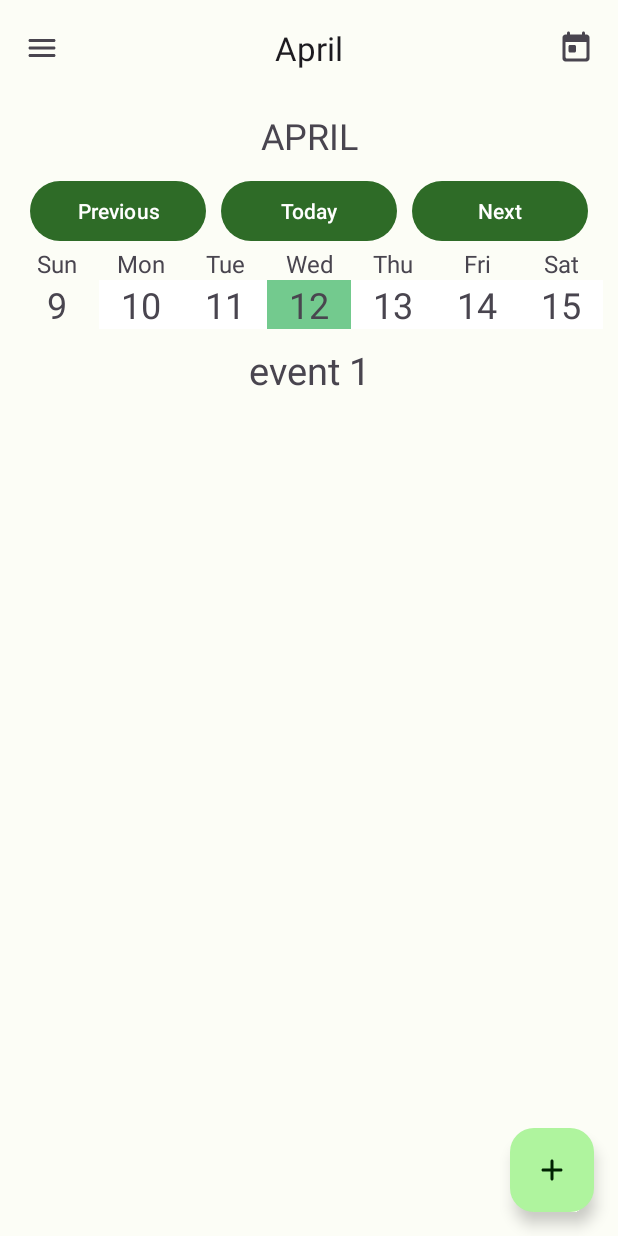
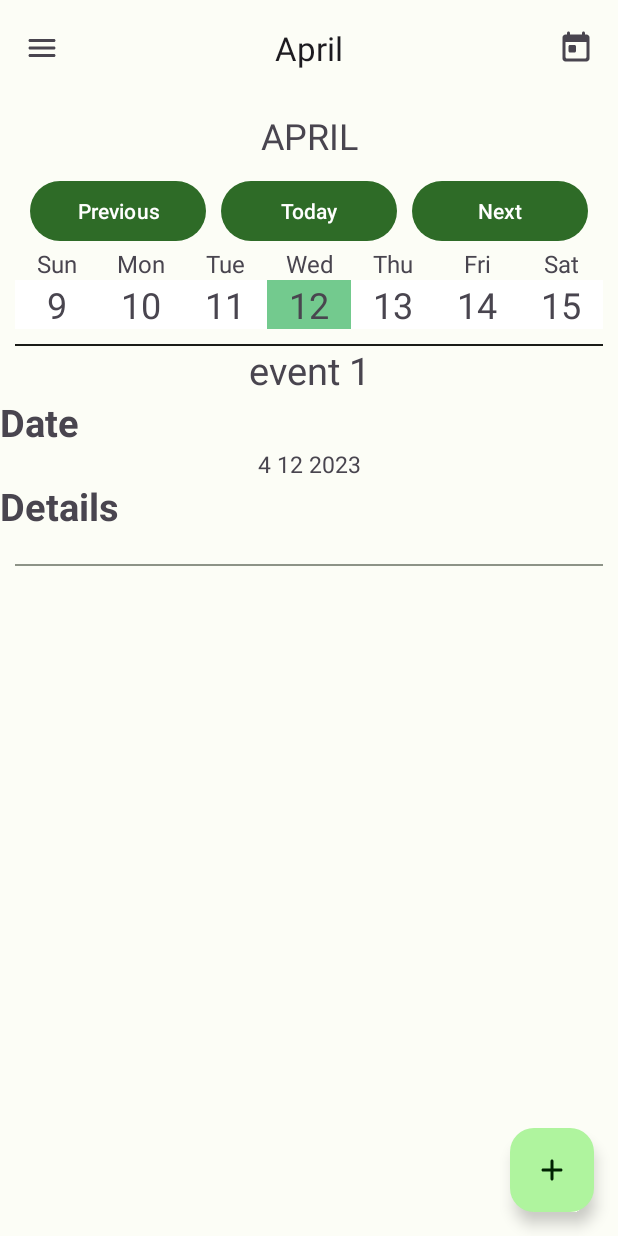
Before and after one commit to Monforton/Project-Inlook, an Android app: the WeekFragment screen opened through its navigation route, on a phone screen of 412 x 824 dp. Run offline under Robolectric (Android 15) with nearby library versions, the phone set to English and light mode, and no system bars; our stand-ins replace Room's generated code.

Commit message:
Started implementing events from the db and started formatting how the events display on the week screen. The events aren't displaying properly yet.

```diff
--- a/app/src/main/java/uab/cs422/projectinlook/ui/week/WeekEventAdapter.kt
+++ b/app/src/main/java/uab/cs422/projectinlook/ui/week/WeekEventAdapter.kt
@@ -11,25 +11,32 @@ import uab.cs422.projectinlook.entities.CalEvent
 
 class WeekEventAdapter(private val fragment: WeekFragment, private var eventData: List<CalEvent>) :
     RecyclerView.Adapter<WeekEventAdapter.ViewHolder>() {
+    private val data = eventData.toMutableList()
 
     class ViewHolder(view: View) : RecyclerView.ViewHolder(view) {
         val dayEventTitleView: TextView = view.findViewById(R.id.dayEventTitle)
         val dailyEventLayout: LinearLayout = view.findViewById(R.id.dailyEventDetails)
+        val dailyEventDate: TextView = view.findViewById(R.id.dailyEventDate)
+        val dailyEventDetails: TextView = view.findViewById(R.id.dailyEventDescription)
     }
 
     override fun onCreateViewHolder(parent: ViewGroup, viewType: Int) = ViewHolder (
         LayoutInflater.from(parent.context).inflate(R.layout.cell_daily, parent, false)
     )
 
+    override fun getItemCount() = eventData.size
+
     override fun onBindViewHolder(holder: ViewHolder, position: Int) {
         val event = eventData[position]
         holder.dayEventTitleView.text = event.title
+        val eventDate = event.startMonth.toString() + " " +event.startDayOfMonth.toString() + " " + event.startYear.toString()
+        holder.dailyEventDate.text = eventDate
+        holder.dailyEventDetails.text = event.desc
     }
 
-    override fun getItemCount() = eventData.size
-
     fun updateWeekRecView(newData: List<CalEvent>) {
-        eventData = newData
+        data.clear()
+        data.addAll(newData)
         notifyDataSetChanged()
     }
 }
--- a/app/src/main/java/uab/cs422/projectinlook/ui/week/WeekFragment.kt
+++ b/app/src/main/java/uab/cs422/projectinlook/ui/week/WeekFragment.kt
@@ -15,7 +15,6 @@ import uab.cs422.projectinlook.EventDatabase
 import uab.cs422.projectinlook.databinding.FragmentWeekBinding
 import uab.cs422.projectinlook.entities.CalEvent
 import uab.cs422.projectinlook.ui.CalendarInterface
-import uab.cs422.projectinlook.ui.day.DayHourAdapter
 import uab.cs422.projectinlook.util.runOnIO
 import java.time.DayOfWeek
 import java.time.LocalDateTime
@@ -30,6 +29,7 @@ class WeekFragment : Fragment(), CalendarInterface {
     // onDestroyView.
     private val binding get() = _binding!!
     private lateinit var dao: EventDao
+    private var events: MutableList<CalEvent> = mutableListOf()
     private val today = LocalDateTime.now()
     private lateinit var day1: LocalDateTime
     private lateinit var day2: LocalDateTime
@@ -51,16 +51,20 @@ class WeekFragment : Fragment(), CalendarInterface {
         val root: View = binding.root
 
         val weekRecyclerView = binding.weeklyRecycler
-
         dao = EventDatabase.getInstance(this.requireContext()).eventDao
-        var events: List<CalEvent>
-        runOnIO {
-            events = dao.getEventsOfDay(today.dayOfMonth, today.monthValue, today.year)
-
-            weekRecyclerView.adapter = WeekEventAdapter(this, events)
-        }
 
         getCurrentWeek()
+
+        runOnIO {
+            events = dao.getEventsOfDay(day1.dayOfMonth, day1.monthValue, day1.year).toMutableList()
+            events += dao.getEventsOfDay(day2.dayOfMonth, day2.monthValue, day2.year).toMutableList()
+            events += dao.getEventsOfDay(day3.dayOfMonth, day3.monthValue, day3.year).toMutableList()
+            events += dao.getEventsOfDay(day4.dayOfMonth, day4.monthValue, day4.year).toMutableList()
+            events += dao.getEventsOfDay(day5.dayOfMonth, day5.monthValue, day5.year).toMutableList()
+            events += dao.getEventsOfDay(day6.dayOfMonth, day6.monthValue, day6.year).toMutableList()
+            events += dao.getEventsOfDay(day7.dayOfMonth, day7.monthValue, day7.year).toMutableList()
+        }
+        weekRecyclerView.adapter = WeekEventAdapter(this, events)
 
         binding.previousWeekBtn.setOnClickListener {
         previousWeek()
@@ -125,7 +129,17 @@ class WeekFragment : Fragment(), CalendarInterface {
     }
 
     override fun updateEvents() {
-
+        var events: MutableList<CalEvent> = mutableListOf()
+        runOnIO {
+            events = dao.getEventsOfDay(day1.dayOfMonth, day1.monthValue, day1.year).toMutableList()
+            events += dao.getEventsOfDay(day2.dayOfMonth, day2.monthValue, day2.year).toMutableList()
+            events += dao.getEventsOfDay(day3.dayOfMonth, day3.monthValue, day3.year).toMutableList()
+            events += dao.getEventsOfDay(day4.dayOfMonth, day4.monthValue, day4.year).toMutableList()
+            events += dao.getEventsOfDay(day5.dayOfMonth, day5.monthValue, day5.year).toMutableList()
+            events += dao.getEventsOfDay(day6.dayOfMonth, day6.monthValue, day6.year).toMutableList()
+            events += dao.getEventsOfDay(day7.dayOfMonth, day7.monthValue, day7.year).toMutableList()
+        }
+        (binding.weeklyRecycler.adapter as? WeekEventAdapter)?.updateWeekRecView(events)
     }
 
     private fun getCurrentWeek() {
@@ -242,11 +256,13 @@ class WeekFragment : Fragment(), CalendarInterface {
         binding.date5.text = "${day5.dayOfMonth}"
         binding.date6.text = "${day6.dayOfMonth}"
         binding.date7.text = "${day7.dayOfMonth}"
-        binding.date1.setBackgroundColor(Color.parseColor("#00000000"))
+        resetDateBackgroundColors()
         determineMonth()
+        updateEvents()
     }
 
     private fun resetDateBackgroundColors() {
+        if (day1 != today && day2 != today && day3 != today && day4 != today && day5 != today && day6 != today && day7!= today) {
             binding.date1.setBackgroundColor(Color.parseColor("#00000000"))
             binding.date2.setBackgroundColor(Color.parseColor("#00000000"))
             binding.date3.setBackgroundColor(Color.parseColor("#00000000"))
@@ -254,6 +270,16 @@ class WeekFragment : Fragment(), CalendarInterface {
             binding.date5.setBackgroundColor(Color.parseColor("#00000000"))
             binding.date6.setBackgroundColor(Color.parseColor("#00000000"))
             binding.date7.setBackgroundColor(Color.parseColor("#00000000"))
+        }
+        else {
+            if (day1 == today) binding.date1.setBackgroundColor(Color.parseColor("#C84EBD72"))
+            else if (day2 == today) binding.date2.setBackgroundColor(Color.parseColor("#C84EBD72"))
+            else if (day3 == today) binding.date3.setBackgroundColor(Color.parseColor("#C84EBD72"))
+            else if (day4 == today) binding.date4.setBackgroundColor(Color.parseColor("#C84EBD72"))
+            else if (day5 == today) binding.date5.setBackgroundColor(Color.parseColor("#C84EBD72"))
+            else if (day6 == today) binding.date6.setBackgroundColor(Color.parseColor("#C84EBD72"))
+            else if (day7 == today) binding.date7.setBackgroundColor(Color.parseColor("#C84EBD72"))
+        }
     }
 
     private fun determineMonth() {
--- a/app/src/main/res/layout/cell_daily.xml
+++ b/app/src/main/res/layout/cell_daily.xml
@@ -19,6 +19,44 @@
         android:layout_width="match_parent"
         android:layout_height="wrap_content"
         android:orientation="vertical"
-        app:layout_constraintTop_toBottomOf="@id/dayEventTitle"/>
+        app:layout_constraintTop_toBottomOf="@id/dayEventTitle">
+
+        <TextView
+            android:id="@+id/dailyEventDateTitle"
+            android:layout_width="match_parent"
+            android:layout_height="wrap_content"
+            android:text="@string/weekly_event_date_title"
+            android:textSize="25sp"
+            android:textStyle="bold"/>
+        <TextView
+            android:id="@+id/dailyEventDate"
+            android:gravity="center"
+            android:layout_width="match_parent"
+            android:layout_height="wrap_content"
+            android:textSize="15sp"/>
+        <TextView
+            android:id="@+id/dailyEventDescriptionTitle"
+            android:layout_width="match_parent"
+            android:layout_height="wrap_content"
+            android:text="@string/weekly_event_desc_title"
+            android:textSize="25sp"
+            android:textStyle="bold"/>
+        <TextView
+            android:id="@+id/dailyEventDescription"
+            android:gravity="center"
+            android:layout_width="match_parent"
+            android:layout_height="wrap_content"
+            android:textSize="15sp"/>
+
+        <com.google.android.material.divider.MaterialDivider
+            android:layout_width="match_parent"
+            android:layout_height="wrap_content"
+            app:dividerColor="@color/md_theme_dark_outline"
+            app:dividerInsetStart="10dp"
+            app:dividerInsetEnd="10dp"
+            app:dividerThickness="1dp"
+            app:layout_constraintTop_toBottomOf="@+id/dailyEventDescription"/>
+
+    </LinearLayout>
 
 </androidx.constraintlayout.widget.ConstraintLayout>
--- a/app/src/main/res/layout/fragment_week.xml
+++ b/app/src/main/res/layout/fragment_week.xml
@@ -32,7 +32,7 @@
                 android:layout_width="0dp"
                 android:layout_height="wrap_content"
                 android:layout_weight="1"
-                android:text="Previous"
+                android:text="@string/week_previous_button"
                 android:layout_marginHorizontal="10dp"/>
 
             <Button
@@ -40,14 +40,14 @@
                 android:layout_width="0dp"
                 android:layout_height="wrap_content"
                 android:layout_weight="1"
-                android:text="Today"/>
+                android:text="@string/week_current_button"/>
 
             <Button
                 android:id="@+id/next_week_btn"
                 android:layout_width="0dp"
                 android:layout_height="wrap_content"
                 android:layout_weight="1"
-                android:text="Next"
+                android:text="@string/week_next_button"
                 android:layout_marginHorizontal="10dp"/>
         </LinearLayout>
 <!--    All of the above will be handled by swipe actions   -->
@@ -194,6 +194,15 @@
 
     </LinearLayout>
 
+    <com.google.android.material.divider.MaterialDivider
+        android:layout_width="match_parent"
+        android:layout_height="wrap_content"
+        app:dividerColor="@color/md_theme_dark_background"
+        app:dividerInsetStart="10dp"
+        app:dividerInsetEnd="10dp"
+        app:dividerThickness="1dp"
+        app:layout_constraintTop_toBottomOf="@+id/week_view"/>
+
     <androidx.recyclerview.widget.RecyclerView
         android:id="@+id/weekly_recycler"
         android:layout_width="match_parent"
--- a/app/src/main/res/values/strings.xml
+++ b/app/src/main/res/values/strings.xml
@@ -10,6 +10,13 @@
     <string name="dialog_title_edit_event">Edit Event</string>
     <string name="dialog_neutral_button">OK</string>
     <string name="dialog_delete_button">Delete</string>
+
+    <string name="week_previous_button">Previous</string>
+    <string name="week_current_button">Today</string>
+    <string name="week_next_button">Next</string>
+
+    <string name="weekly_event_date_title">Date</string>
+    <string name="weekly_event_desc_title">Details</string>
 
     <string name="excess_events">+%1$d Events</string>
 
```
Lines whose indentation alone changed are shown as unchanged.
